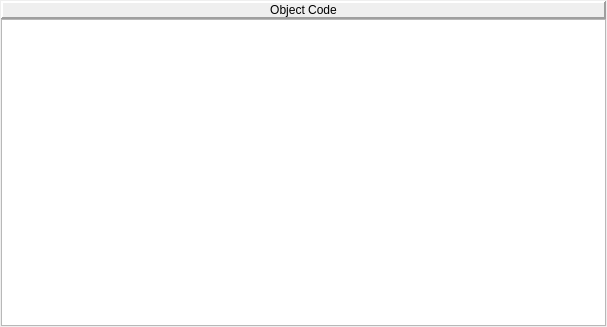
Qt form objectcodepane.ui (WarlockD/pep8-1) before a commit.
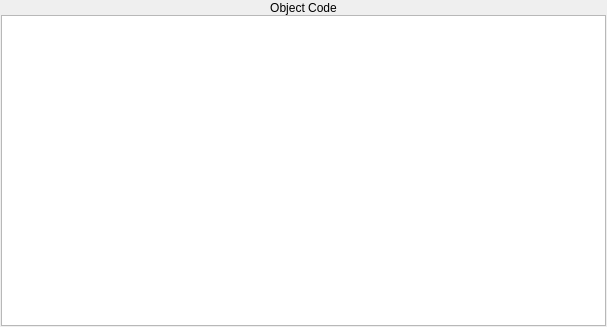
The same form after that commit.

Commit message:
Highlighting works now! I changed the look and feel of the app a little bit (labels are no longer in raised panels) to see how it would look, and I think it's rather aesthetic.
Anyhow, see how you like it, we can always change it back.

Also changed the font size of the memory dump pane to be smaller.

One thing I noticed about the memory dump pane is that we ought to save
the position of the scroll bar, and make it so it doesn't go to the top
after a refresh.

```diff
--- a/objectcodepane.ui
+++ b/objectcodepane.ui
@@ -24,14 +24,78 @@
      </property>
      <item>
       <widget class="QLabel" name="pepObjectCodeLabel">
+       <property name="palette">
+        <palette>
+         <active>
+          <colorrole role="Base">
+           <brush brushstyle="SolidPattern">
+            <color alpha="255">
+             <red>255</red>
+             <green>255</green>
+             <blue>255</blue>
+            </color>
+           </brush>
+          </colorrole>
+          <colorrole role="Window">
+           <brush brushstyle="SolidPattern">
+            <color alpha="255">
+             <red>104</red>
+             <green>173</green>
+             <blue>245</blue>
+            </color>
+           </brush>
+          </colorrole>
+         </active>
+         <inactive>
+          <colorrole role="Base">
+           <brush brushstyle="SolidPattern">
+            <color alpha="255">
+             <red>255</red>
+             <green>255</green>
+             <blue>255</blue>
+            </color>
+           </brush>
+          </colorrole>
+          <colorrole role="Window">
+           <brush brushstyle="SolidPattern">
+            <color alpha="255">
+             <red>104</red>
+             <green>173</green>
+             <blue>245</blue>
+            </color>
+           </brush>
+          </colorrole>
+         </inactive>
+         <disabled>
+          <colorrole role="Base">
+           <brush brushstyle="SolidPattern">
+            <color alpha="255">
+             <red>104</red>
+             <green>173</green>
+             <blue>245</blue>
+            </color>
+           </brush>
+          </colorrole>
+          <colorrole role="Window">
+           <brush brushstyle="SolidPattern">
+            <color alpha="255">
+             <red>104</red>
+             <green>173</green>
+             <blue>245</blue>
+            </color>
+           </brush>
+          </colorrole>
+         </disabled>
+        </palette>
+       </property>
        <property name="frameShape">
         <enum>QFrame::Panel</enum>
        </property>
        <property name="frameShadow">
-        <enum>QFrame::Raised</enum>
+        <enum>QFrame::Plain</enum>
        </property>
        <property name="lineWidth">
-        <number>2</number>
+        <number>0</number>
        </property>
        <property name="text">
         <string>Object Code</string>
```
The commit also changes 31 other files.
